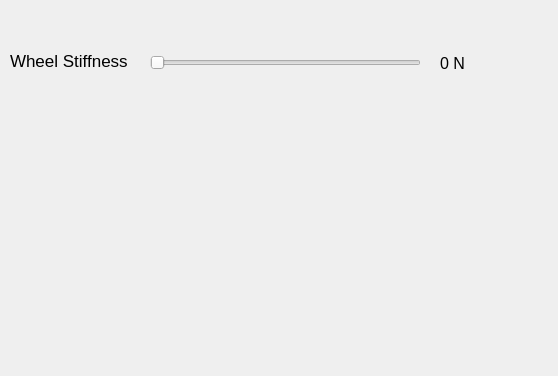
Above: gui/beast_settings_gui/src/beast_settings_gui/beast_settings_gui.ui from madrob-beast/eurobench_benchmarking_software before the change. Below: the same form after it.
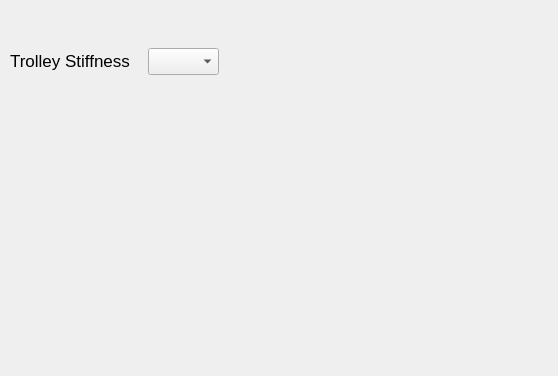
That is the form after the change.

Commit message: Add BEAST benchmark group, one preprocess script

```diff
--- a/gui/beast_settings_gui/src/beast_settings_gui/beast_settings_gui.ui
+++ b/gui/beast_settings_gui/src/beast_settings_gui/beast_settings_gui.ui
@@ -16,28 +16,12 @@
   <property name="windowTitle">
    <string>beast_settings_gui</string>
   </property>
-  <widget class="QSlider" name="wheel_stiffness_slider">
-   <property name="geometry">
-    <rect>
-     <x>150</x>
-     <y>55</y>
-     <width>271</width>
-     <height>16</height>
-    </rect>
-   </property>
-   <property name="maximum">
-    <number>20</number>
-   </property>
-   <property name="orientation">
-    <enum>Qt::Horizontal</enum>
-   </property>
-  </widget>
-  <widget class="QLabel" name="wheel_stiffness">
+  <widget class="QLabel" name="trolley_stiffness">
    <property name="geometry">
     <rect>
      <x>10</x>
      <y>50</y>
-     <width>131</width>
+     <width>141</width>
      <height>21</height>
     </rect>
    </property>
@@ -47,26 +31,18 @@
     </font>
    </property>
    <property name="text">
-    <string>Wheel Stiffness</string>
+    <string>Trolley Stiffness</string>
    </property>
   </widget>
-  <widget class="QLabel" name="wheel_stiffness_value">
+  <widget class="QComboBox" name="trolley_stiffness_combo">
    <property name="geometry">
     <rect>
-     <x>440</x>
-     <y>55</y>
-     <width>67</width>
-     <height>17</height>
+     <x>148</x>
+     <y>48</y>
+     <width>71</width>
+     <height>27</height>
     </rect>
    </property>
-   <property name="font">
-    <font>
-     <pointsize>12</pointsize>
-    </font>
-   </property>
-   <property name="text">
-    <string>0 N</string>
-   </property>
   </widget>
  </widget>
  <resources/>
```
The commit also changes 13 other files.
